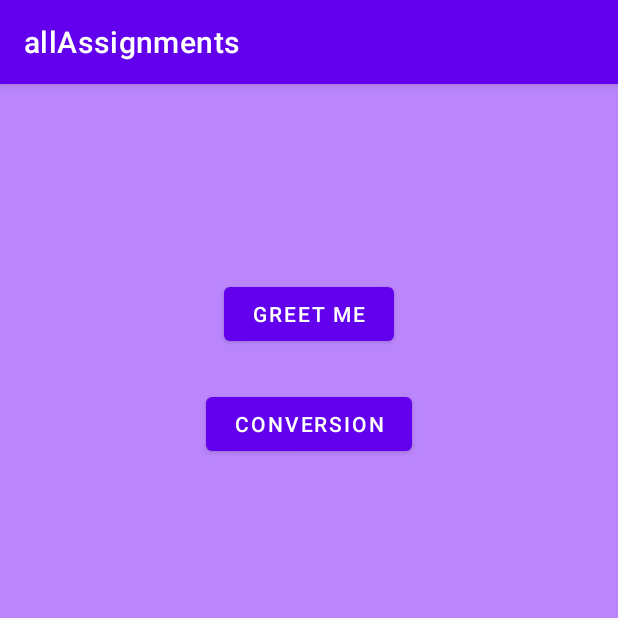
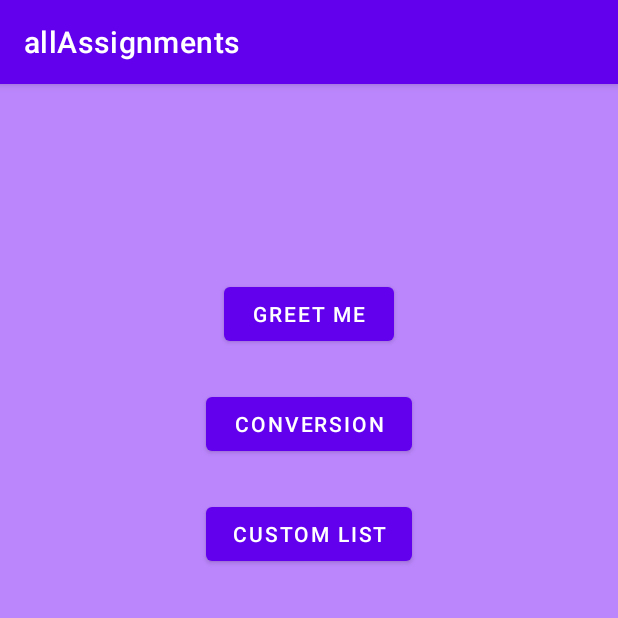
Before and after one commit to DnyaneshwariKolapkar/androidAssignments, an Android app: the screen it shows after launch (MainActivity), on a phone screen of 412 x 824 dp, the top half of it. Run offline under Robolectric (Android 15) with nearby library versions, the phone set to English and light mode, and no system bars.

Commit message:
added example of custom list view

```diff
--- a/app/src/main/AndroidManifest.xml
+++ b/app/src/main/AndroidManifest.xml
@@ -9,6 +9,9 @@
         android:roundIcon="@mipmap/ic_launcher_round"
         android:supportsRtl="true"
         android:theme="@style/Theme.AllAssignments">
+        <activity
+            android:name=".androidHistory"
+            android:exported="true" />
         <activity
             android:name=".conversion"
             android:exported="true" />
--- a/app/src/main/java/com/example/allassignments/MainActivity.kt
+++ b/app/src/main/java/com/example/allassignments/MainActivity.kt
@@ -12,6 +12,7 @@ class MainActivity : AppCompatActivity() {
 
         val btn1 = findViewById<Button>(R.id.button1)
         val btn2 = findViewById<Button>(R.id.button2)
+        val btn3 = findViewById<Button>(R.id.button3)
 
         btn1.setOnClickListener {
             startActivity(Intent(this, bdaygreet::class.java))
@@ -19,5 +20,8 @@ class MainActivity : AppCompatActivity() {
         btn2.setOnClickListener {
             startActivity(Intent(this, conversion::class.java))
         }
+        btn3.setOnClickListener {
+            startActivity(Intent(this, androidHistory::class.java))
+        }
     }
 }
--- a/app/src/main/res/layout/activity_main.xml
+++ b/app/src/main/res/layout/activity_main.xml
@@ -34,4 +34,16 @@
         android:layout_marginTop="25dp"
         android:layout_marginEnd="137dp"
         android:text="Conversion" />
+
+    <Button
+        android:id="@+id/button3"
+        android:layout_width="137dp"
+        android:layout_height="wrap_content"
+        android:layout_below="@id/button2"
+        android:layout_alignParentStart="true"
+        android:layout_alignParentEnd="true"
+        android:layout_marginStart="137dp"
+        android:layout_marginTop="25dp"
+        android:layout_marginEnd="137dp"
+        android:text="Custom List" />
 </RelativeLayout>
```
Also changed, not shown: app/src/main/java/com/example/allassignments/androidHistory.kt (added, +37 -0 lines), app/src/main/java/com/example/allassignments/listAdapter_ah.kt (added, +27 -0 lines), app/src/main/res/layout/activity_android_history.xml (added, +14 -0 lines), app/src/main/res/layout/row_ah.xml (added, +48 -0 lines), app/src/main/res/drawable-v24/android11.png (added), app/src/main/res/drawable-v24/androidginger.png (added), app/src/main/res/drawable-v24/androidjelly.png (added), app/src/main/res/drawable-v24/androidkitkat.png (added), app/src/main/res/drawable-v24/androidmarsh.png (added), app/src/main/res/drawable-v24/androidoreo.png (added), app/src/main/res/drawable-v24/androidpie.png (added).
